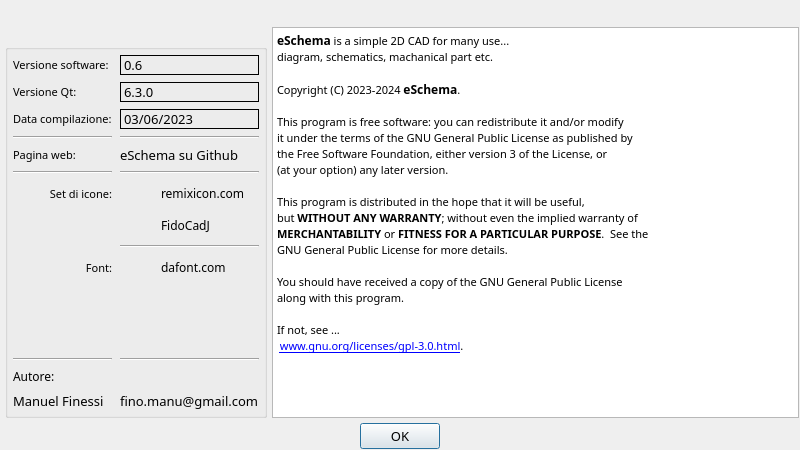
Before: the Qt Designer form gui/DialogAbout.ui in manufino/eSchema, drawn with Qt 5.
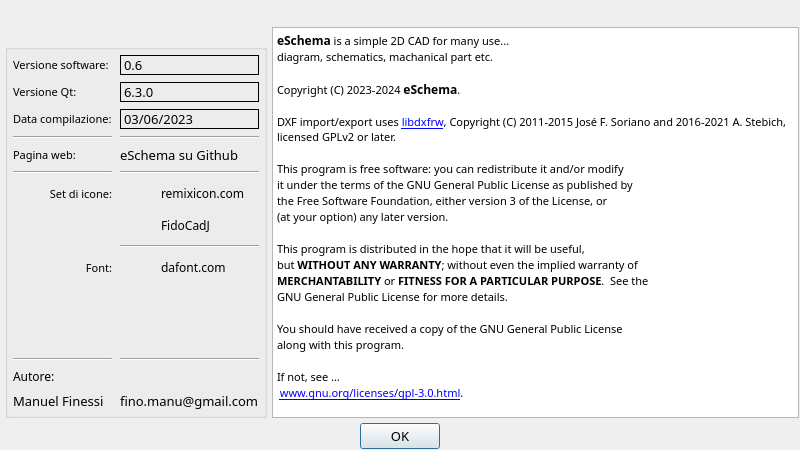
After: the same form once the commit is applied. Icons and pictures are not drawn. Custom widgets are drawn as their Qt base class.

Commit message: Replace hand-written DXF I/O with the vendored libdxfrw library

What changed in the file:
```diff
--- a/gui/DialogAbout.ui
+++ b/gui/DialogAbout.ui
@@ -722,6 +722,8 @@
 &lt;p style=&quot;-qt-paragraph-type:empty; margin-top:0px; margin-bottom:0px; margin-left:0px; margin-right:0px; -qt-block-indent:0; text-indent:0px; font-family:'Hack'; font-size:8pt;&quot;&gt;&lt;br /&gt;&lt;/p&gt;
 &lt;p style=&quot; margin-top:0px; margin-bottom:0px; margin-left:0px; margin-right:0px; -qt-block-indent:0; text-indent:0px;&quot;&gt;&lt;span style=&quot; font-family:'Hack'; font-size:8pt;&quot;&gt;Copyright (C) 2023-2024 &lt;/span&gt;&lt;span style=&quot; font-family:'Hack'; font-size:9pt; font-weight:700;&quot;&gt;eSchema&lt;/span&gt;&lt;span style=&quot; font-family:'Hack'; font-size:8pt;&quot;&gt;.&lt;/span&gt;&lt;/p&gt;
 &lt;p style=&quot;-qt-paragraph-type:empty; margin-top:0px; margin-bottom:0px; margin-left:0px; margin-right:0px; -qt-block-indent:0; text-indent:0px; font-family:'Hack'; font-size:8pt;&quot;&gt;&lt;br /&gt;&lt;/p&gt;
+&lt;p style=&quot; margin-top:0px; margin-bottom:0px; margin-left:0px; margin-right:0px; -qt-block-indent:0; text-indent:0px;&quot;&gt;&lt;span style=&quot; font-family:'Hack'; font-size:8pt;&quot;&gt;DXF import/export uses &lt;/span&gt;&lt;a href=&quot;https://github.com/LibreCAD/libdxfrw&quot;&gt;&lt;span style=&quot; font-family:'Hack'; font-size:8pt; text-decoration: underline; color:#0000ff;&quot;&gt;libdxfrw&lt;/span&gt;&lt;/a&gt;&lt;span style=&quot; font-family:'Hack'; font-size:8pt;&quot;&gt;, Copyright (C) 2011-2015 Jos&amp;eacute; F. Soriano and 2016-2021 A. Stebich, licensed GPLv2 or later.&lt;/span&gt;&lt;/p&gt;
+&lt;p style=&quot;-qt-paragraph-type:empty; margin-top:0px; margin-bottom:0px; margin-left:0px; margin-right:0px; -qt-block-indent:0; text-indent:0px; font-family:'Hack'; font-size:8pt;&quot;&gt;&lt;br /&gt;&lt;/p&gt;
 &lt;p style=&quot; margin-top:0px; margin-bottom:0px; margin-left:0px; margin-right:0px; -qt-block-indent:0; text-indent:0px;&quot;&gt;&lt;span style=&quot; font-family:'Hack'; font-size:8pt;&quot;&gt;This program is free software: you can redistribute it and/or modify&lt;/span&gt;&lt;/p&gt;
 &lt;p style=&quot; margin-top:0px; margin-bottom:0px; margin-left:0px; margin-right:0px; -qt-block-indent:0; text-indent:0px;&quot;&gt;&lt;span style=&quot; font-family:'Hack'; font-size:8pt;&quot;&gt;it under the terms of the GNU General Public License as published by&lt;/span&gt;&lt;/p&gt;
 &lt;p style=&quot; margin-top:0px; margin-bottom:0px; margin-left:0px; margin-right:0px; -qt-block-indent:0; text-indent:0px;&quot;&gt;&lt;span style=&quot; font-family:'Hack'; font-size:8pt;&quot;&gt;the Free Software Foundation, either version 3 of the License, or&lt;/span&gt;&lt;/p&gt;
```
The commit also changes 58 other files.
